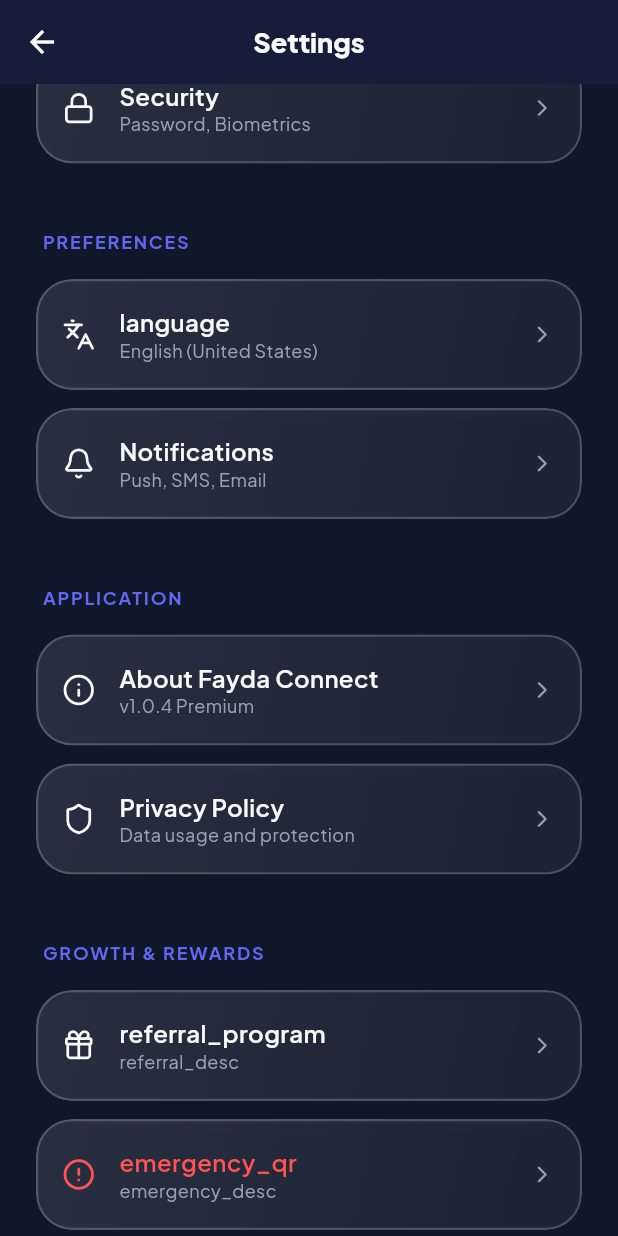
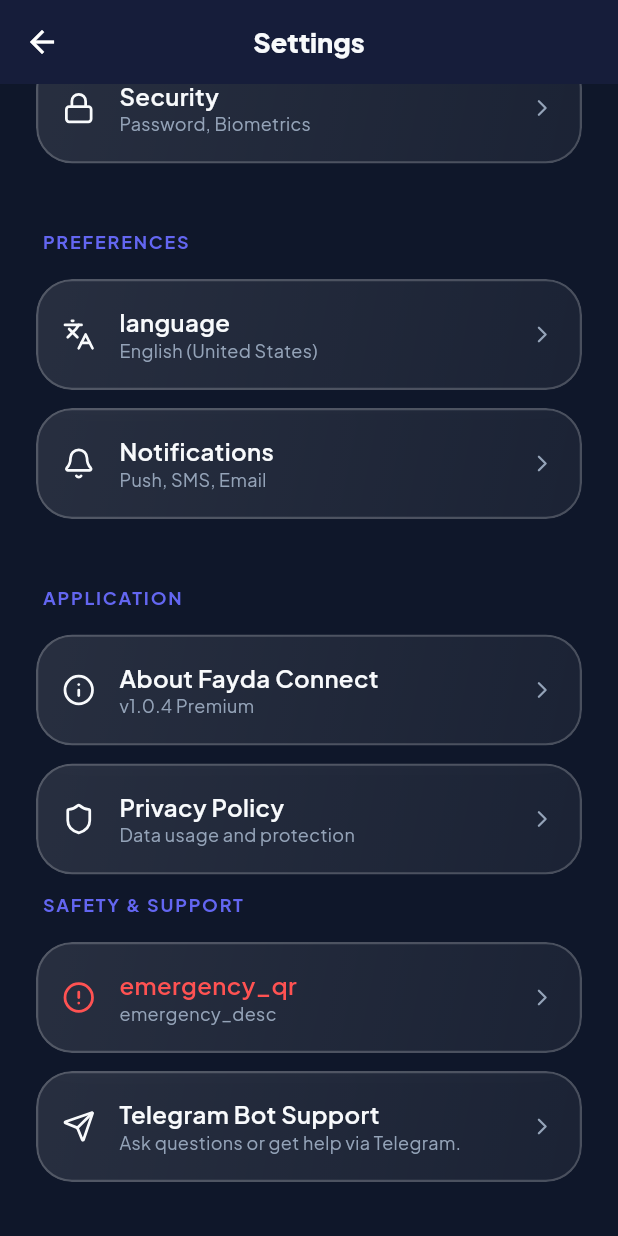
Before and after one commit to Nehimi/Fayda-Connect, a Flutter app: the SettingsScreen screen opened directly, scrolled down 259 dp, on a phone screen of 412 x 824 dp. Run offline on Flutter 3.47's test engine with Material 3 defaults, Android fonts, the phone set to English and light mode, and no system bars; our stand-ins replace firebase_auth, firebase_core, flutter_riverpod, google_fonts, lucide_icons, qr_flutter and 1 more; missing offline and left inert: mobile_scanner; accounts and stored records are empty.

Commit message:
Fix: Removed orphaned ReferralScreen references and import in settings_screen

```diff
--- a/lib/screens/settings_screen.dart
+++ b/lib/screens/settings_screen.dart
@@ -6,7 +6,6 @@
 import '../providers/language_provider.dart';
 import '../theme/l10n.dart';
 import 'package:flutter_riverpod/flutter_riverpod.dart';
-import 'referral_screen.dart';
 
 class SettingsScreen extends ConsumerWidget {
   const SettingsScreen({super.key});
@@ -38,9 +37,7 @@
           _buildSettingItem(context, ref, LucideIcons.info, L10n.get(lang, 'about_app'), L10n.get(lang, 'ver_sub')),
           _buildSettingItem(context, ref, LucideIcons.shield, L10n.get(lang, 'privacy'), L10n.get(lang, 'priv_sub')),
 
-          const SizedBox(height: 32),
-          _buildSection(lang == AppLanguage.english ? 'Growth & Rewards' : 'እድገት እና ሽልማቶች'),
-          _buildSettingItem(context, ref, LucideIcons.gift, L10n.get(lang, 'referral_program'), L10n.get(lang, 'referral_desc')),
+          _buildSection(lang == AppLanguage.english ? 'Safety & Support' : 'ደህንነት እና ድጋፍ'),
           _buildSettingItem(context, ref, LucideIcons.alertCircle, L10n.get(lang, 'emergency_qr'), L10n.get(lang, 'emergency_desc'), color: Colors.redAccent),
           _buildSettingItem(context, ref, LucideIcons.send, L10n.get(lang, 'tg_bot'), 'Ask questions or get help via Telegram.'),
         ],
@@ -67,8 +64,6 @@
           onTap: () {
             if (title == L10n.get(ref.read(languageProvider), 'emergency_qr')) {
               _showEmergencyQR(context);
-            } else if (title == L10n.get(ref.read(languageProvider), 'referral_program')) {
-              Navigator.push(context, MaterialPageRoute(builder: (context) => const ReferralScreen()));
             }
           },
           child: Row(
```
